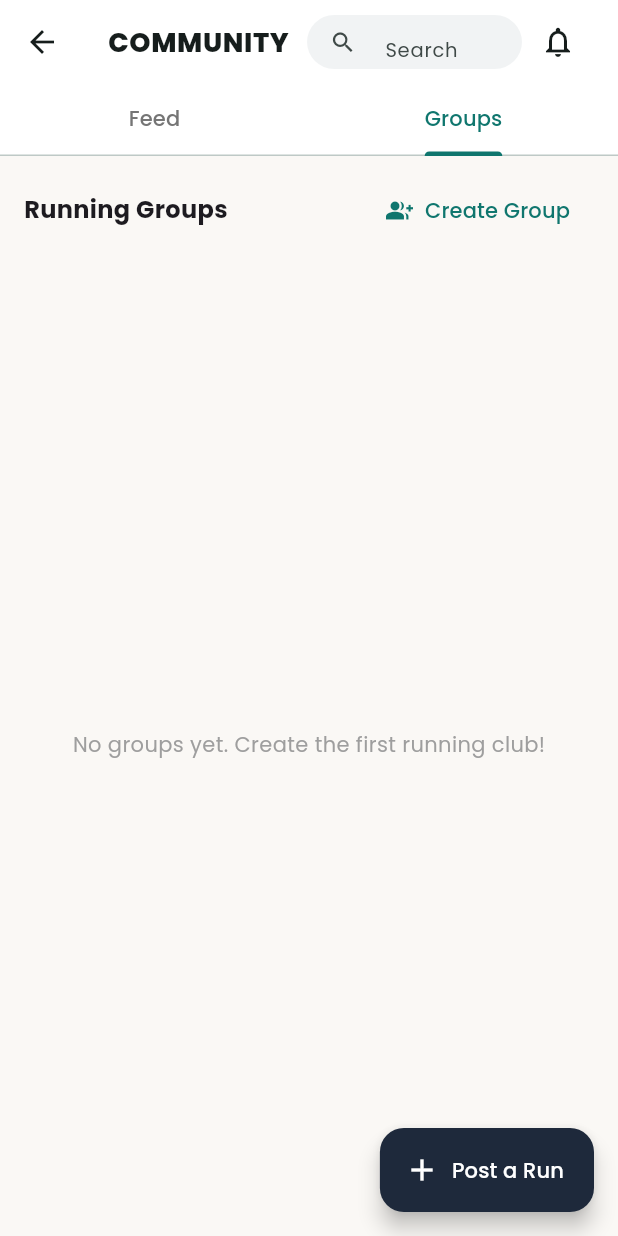
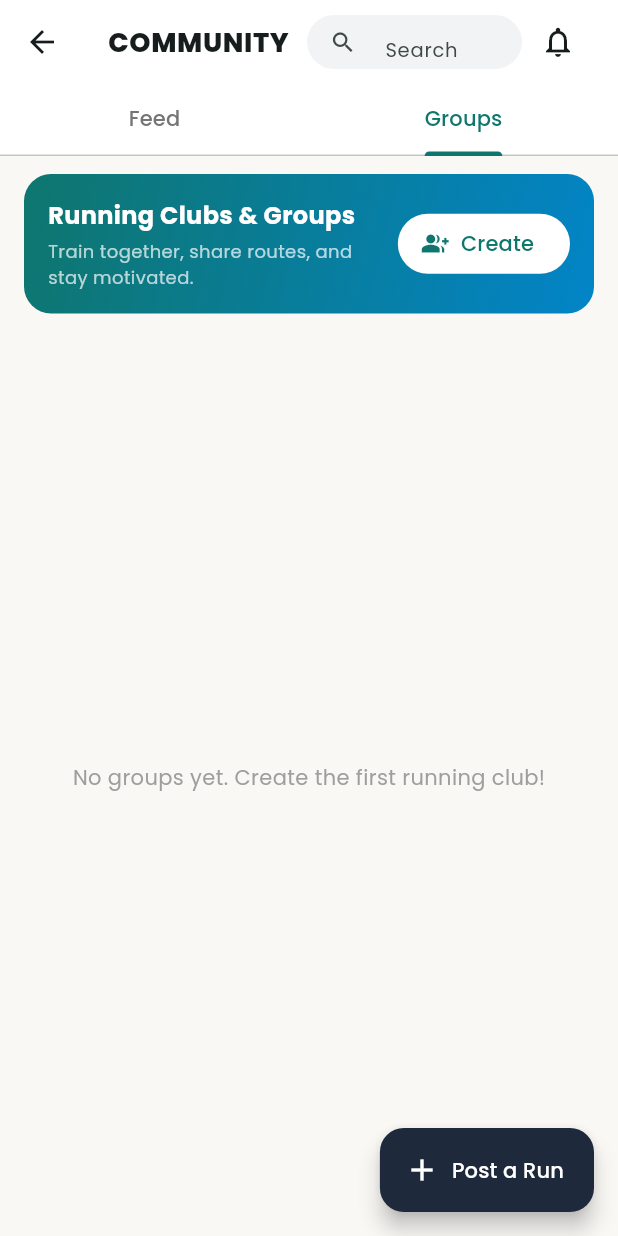
Before and after one commit to JAIME4266/my_fitness_app, a Flutter app: the CommunityScreen screen opened directly, tab 2 chosen, on a phone screen of 412 x 824 dp. Run offline on Flutter 3.47's test engine with Material 3 defaults, Android fonts, the phone set to English and light mode, and no system bars; our stand-ins replace drift, drift_flutter, fl_chart, flutter_map, flutter_riverpod, geolocator and 6 more; missing offline and left inert: health, mobile_scanner; accounts and stored records are empty; generated files the repository leaves out were written again.

Commit message:
Add workout images, GPS activity delete, and colorful Community Groups UI

```diff
--- a/lib/features/community/presentation/community_screen.dart
+++ b/lib/features/community/presentation/community_screen.dart
@@ -338,17 +338,48 @@ class _CommunityScreenState extends ConsumerState<CommunityScreen>
   Widget _buildGroupsTab(CommunityRepository repo) {
     return Column(
       children: [
-        Padding(
-          padding: const EdgeInsets.fromLTRB(16, 12, 16, 4),
+        Container(
+          margin: const EdgeInsets.fromLTRB(16, 12, 16, 4),
+          padding: const EdgeInsets.all(16),
+          decoration: BoxDecoration(
+            gradient: const LinearGradient(
+              colors: [Color(0xFF0F766E), Color(0xFF0284C7)],
+              begin: Alignment.topLeft,
+              end: Alignment.bottomRight,
+            ),
+            borderRadius: BorderRadius.circular(18),
+          ),
           child: Row(
-            mainAxisAlignment: MainAxisAlignment.spaceBetween,
             children: [
-              const Text('Running Groups',
-                  style: TextStyle(fontWeight: FontWeight.bold, fontSize: 16)),
-              TextButton.icon(
+              const Expanded(
+                child: Column(
+                  crossAxisAlignment: CrossAxisAlignment.start,
+                  children: [
+                    Text(
+                      'Running Clubs & Groups',
+                      style: TextStyle(
+                        color: Colors.white,
+                        fontWeight: FontWeight.bold,
+                        fontSize: 16,
+                      ),
+                    ),
+                    SizedBox(height: 4),
+                    Text(
+                      'Train together, share routes, and stay motivated.',
+                      style: TextStyle(color: Colors.white70, fontSize: 12),
+                    ),
+                  ],
+                ),
+              ),
+              const SizedBox(width: 8),
+              FilledButton.icon(
+                style: FilledButton.styleFrom(
+                  backgroundColor: Colors.white,
+                  foregroundColor: const Color(0xFF0F766E),
+                ),
                 onPressed: () => _showCreateGroupDialog(context, repo),
-                icon: const Icon(Icons.group_add),
-                label: const Text('Create Group'),
+                icon: const Icon(Icons.group_add, size: 18),
+                label: const Text('Create'),
               ),
             ],
           ),
@@ -364,24 +395,56 @@ class _CommunityScreenState extends ConsumerState<CommunityScreen>
                       style: TextStyle(color: Colors.grey)),
                 );
               }
+              const palette = [
+                Color(0xFF0F766E),
+                Color(0xFF0284C7),
+                Color(0xFFD97706),
+                Color(0xFF7C3AED),
+              ];
               return ListView.separated(
                 padding: const EdgeInsets.all(16),
                 itemCount: groups.length,
-                separatorBuilder: (_, _) => const SizedBox(height: 10),
+                separatorBuilder: (_, _) => const SizedBox(height: 12),
                 itemBuilder: (context, i) {
                   final g = groups[i];
-                  return Material(
-                    color: Colors.white,
-                    shape: RoundedRectangleBorder(
-                      borderRadius: BorderRadius.circular(14),
-                      side: const BorderSide(color: Color(0xFFE7E5E4)),
+                  final accent = palette[i % palette.length];
+                  return Container(
+                    decoration: BoxDecoration(
+                      color: Colors.white,
+                      borderRadius: BorderRadius.circular(16),
+                      border: Border.all(
+                        color: accent.withValues(alpha: 0.25),
+                      ),
+                      boxShadow: [
+                        BoxShadow(
+                          color: accent.withValues(alpha: 0.06),
+                          blurRadius: 8,
+                          offset: const Offset(0, 3),
+                        ),
+                      ],
                     ),
                     child: ListTile(
+                      contentPadding: const EdgeInsets.symmetric(
+                          horizontal: 14, vertical: 8),
+                      leading: CircleAvatar(
+                        backgroundColor: accent.withValues(alpha: 0.14),
+                        child: Icon(
+                          g.isPrivate ? Icons.lock_outline : Icons.groups,
+                          color: accent,
+                        ),
+                      ),
                       title: Text(g.name,
                           style: const TextStyle(fontWeight: FontWeight.bold)),
                       subtitle: Text(
                           '${g.isPrivate ? "Private" : "Public"} • ${g.memberCount} members\n${g.description}'),
-                      trailing: OutlinedButton(
+                      trailing: FilledButton.tonal(
+                        style: FilledButton.styleFrom(
+                          backgroundColor: g.isJoined
+                              ? accent.withValues(alpha: 0.15)
+                              : accent,
+                          foregroundColor:
+                              g.isJoined ? accent : Colors.white,
+                        ),
                         onPressed: () => repo.toggleJoinGroup(g),
                         child: Text(g.isJoined ? 'Joined' : 'Join'),
                       ),
--- a/pubspec.yaml
+++ b/pubspec.yaml
@@ -79,6 +79,8 @@ flutter:
   # included with your application, so that you can use the icons in
   # the material Icons class.
   uses-material-design: true
+  assets:
+    - assets/images/workouts/
 
   # To add assets to your application, add an assets section, like this:
   # assets:
```
Also changed, not shown: lib/features/run_tracking/presentation/run_tracker_screen.dart (+16 -0 lines), lib/features/workouts/presentation/workout_routines_screen.dart (+20 -3 lines), assets/images/workouts/recovery.jpg (added), assets/images/workouts/strength.jpg (added), assets/images/workouts/warmup.jpg (added).
